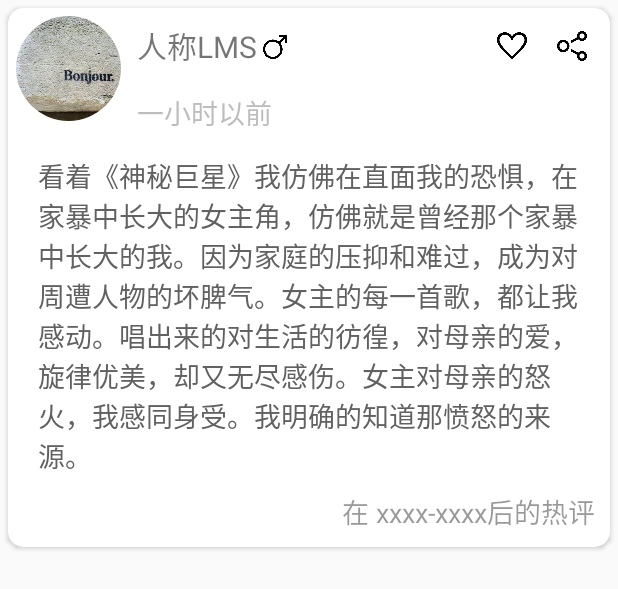
After one commit to LeoGoTi/TaSays, an Android app: the layout comment_item.xml on its own in the app's theme, with its tools: preview values and no code run, on a phone screen of 412 x 824 dp. The commit adds this screen. Shown: the top 589 px of the screen. Run offline under Robolectric (Android 15) with nearby library versions, the phone set to English and light mode, and no system bars.

Commit message:
version18.3.18.3

```diff
--- a/app/src/main/java/bupt/tasays/tasays/HomeFragment.java
+++ b/app/src/main/java/bupt/tasays/tasays/HomeFragment.java
@@ -48,7 +48,7 @@ public class HomeFragment extends Fragment {
         CircleIndicator circleIndicator=view.findViewById(R.id.indicator);
         adapterViewpager=new AdapterViewpager(viewList);
 
-        addAd();
+        if(!added)addAd();
         viewPager.setAdapter(adapterViewpager);
         circleIndicator.setViewPager(viewPager);
 
@@ -66,7 +66,6 @@ public class HomeFragment extends Fragment {
     public static class MyHandler extends Handler{
         @Override
         public void handleMessage(Message msg){
-            Log.d(TAG, "handleMessage: 处理一哈");
             switch(msg.what){
                 case 1:
                     if(!added){
--- /dev/null
+++ b/app/src/main/res/layout/comment_item.xml
@@ -0,0 +1,95 @@
+<?xml version="1.0" encoding="utf-8"?>
+<android.support.v7.widget.CardView xmlns:android="http://schemas.android.com/apk/res/android"
+    android:layout_width="match_parent"
+    android:layout_height="wrap_content"
+    xmlns:app="http://schemas.android.com/apk/res-auto"
+    app:cardCornerRadius="10dp"
+    android:layout_margin="5dp">
+    <RelativeLayout
+        android:layout_width="match_parent"
+        android:layout_height="wrap_content">
+        <de.hdodenhof.circleimageview.CircleImageView
+            android:id="@+id/comment_item_port"
+            android:layout_width="70dp"
+            android:layout_height="70dp"
+            android:src="@drawable/port"
+            android:layout_margin="5dp"/>
+        <RelativeLayout
+            android:id="@+id/comment_item_rl"
+            android:layout_width="match_parent"
+            android:layout_height="wrap_content"
+            android:layout_toRightOf="@id/comment_item_port"
+            android:layout_toEndOf="@id/comment_item_port"
+            android:layout_margin="5dp">
+            <TextView
+                android:id="@+id/comment_item_nickname"
+                android:layout_width="wrap_content"
+                android:layout_height="wrap_content"
+                android:textSize="20sp"
+                android:text="人称LMS"
+                android:layout_centerVertical="true"/>
+            <ImageView
+                android:layout_width="17dp"
+                android:layout_height="17dp"
+                android:src="@drawable/gender0"
+                android:layout_margin="3dp"
+                android:layout_toRightOf="@id/comment_item_nickname"
+                android:layout_centerVertical="true"/>
+            <ImageView
+                android:id="@+id/comment_item_share"
+                android:layout_width="20dp"
+                android:layout_height="20dp"
+                android:layout_alignParentEnd="true"
+                android:layout_alignParentRight="true"
+                android:src="@drawable/share"
+                android:layout_margin="10dp"/>
+            <ImageView
+                android:id="@+id/comment_item_love"
+                android:layout_width="20dp"
+                android:layout_height="20dp"
+                android:layout_toLeftOf="@+id/comment_item_share"
+                android:layout_toStartOf="@+id/comment_item_share"
+                android:src="@drawable/love"
+                android:layout_margin="10dp"/>
+
+
+        </RelativeLayout>
+        <TextView
+            android:id="@+id/comment_item_time"
+            android:layout_width="wrap_content"
+            android:layout_height="wrap_content"
+            android:layout_toRightOf="@id/comment_item_port"
+            android:layout_toEndOf="@id/comment_item_port"
+            android:layout_below="@id/comment_item_rl"
+            android:layout_margin="5dp"
+            android:textSize="18sp"
+            android:text="一小时以前"
+            android:textColor="@color/grey400"/>
+        <TextView
+            android:id="@+id/comment_item_content"
+            android:layout_width="wrap_content"
+            android:layout_height="wrap_content"
+            android:layout_below="@id/comment_item_time"
+            android:layout_marginLeft="20dp"
+            android:layout_marginStart="20dp"
+            android:layout_marginRight="20dp"
+            android:layout_marginEnd="20dp"
+            android:layout_marginTop="10dp"
+            android:textSize="18sp"
+            android:text="看着《神秘巨星》我仿佛在直面我的恐惧，在家暴中长大的女主角，仿佛就是曾经那个家暴中长大的我。因为家庭的压抑和难过，成为对周遭人物的坏脾气。女主的每一首歌，都让我感动。唱出来的对生活的彷徨，对母亲的爱，旋律优美，却又无尽感伤。女主对母亲的怒火，我感同身受。我明确的知道那愤怒的来源。"
+            android:textColor="@color/grey700" />
+        <TextView
+            android:id="@+id/comment_item_songinfo"
+            android:layout_width="wrap_content"
+            android:layout_height="wrap_content"
+            android:layout_below="@id/comment_item_content"
+            android:layout_margin="10dp"
+            android:textSize="18sp"
+            android:text="在 xxxx-xxxx后的热评"
+            android:textColor="@color/black_overlay"
+            android:layout_alignParentRight="true"
+            android:layout_alignParentEnd="true"/>
+    </RelativeLayout>
+
+
+</android.support.v7.widget.CardView>
--- a/app/src/main/res/layout/home_layout.xml
+++ b/app/src/main/res/layout/home_layout.xml
@@ -94,7 +94,8 @@
             <android.support.v7.widget.RecyclerView
                 android:id="@+id/main_recycler"
                 android:layout_width="match_parent"
-                android:layout_height="wrap_content">
+                android:layout_height="wrap_content"
+                android:layout_marginTop="15dp">
 
             </android.support.v7.widget.RecyclerView>
 
--- a/app/src/main/res/layout/personal_layout.xml
+++ b/app/src/main/res/layout/personal_layout.xml
@@ -104,6 +104,6 @@
             android:src="@drawable/pencil1"
             app:layout_anchor="@id/appBar"
             app:layout_anchorGravity="bottom|end"
-            app:backgroundTint="@color/blue800"/>
+            app:backgroundTint="@color/grey50"/>
     </android.support.design.widget.CoordinatorLayout>
 </FrameLayout>
```
Also changed, not shown: app/src/main/res/drawable/dialogue.png (added), app/src/main/res/drawable/eye.png (added), app/src/main/res/drawable/gender0.png (added), app/src/main/res/drawable/gender1.png (added), app/src/main/res/drawable/love.png (added), app/src/main/res/drawable/loved.png (added), app/src/main/res/drawable/share.png (added).
